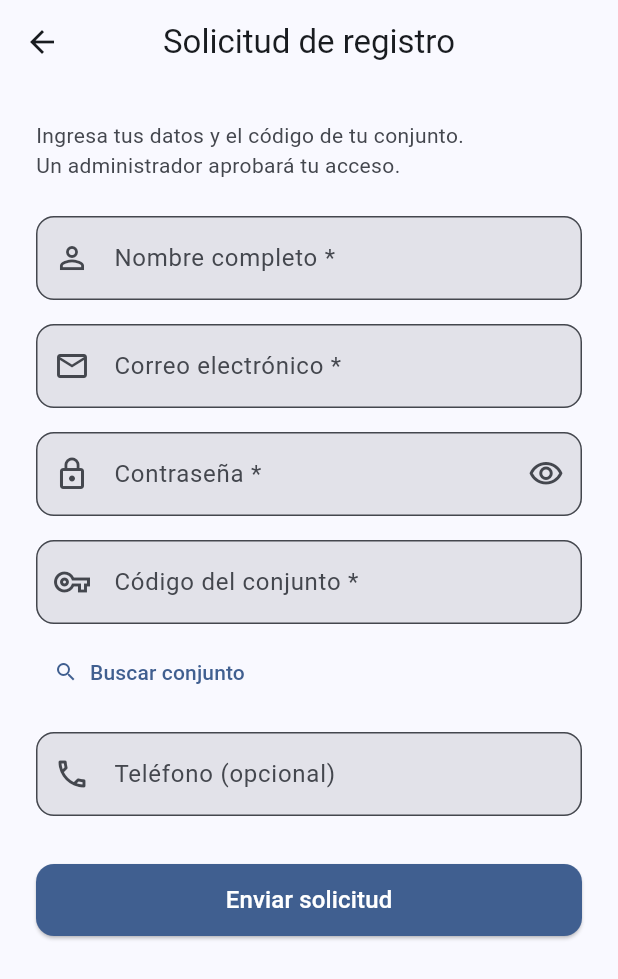
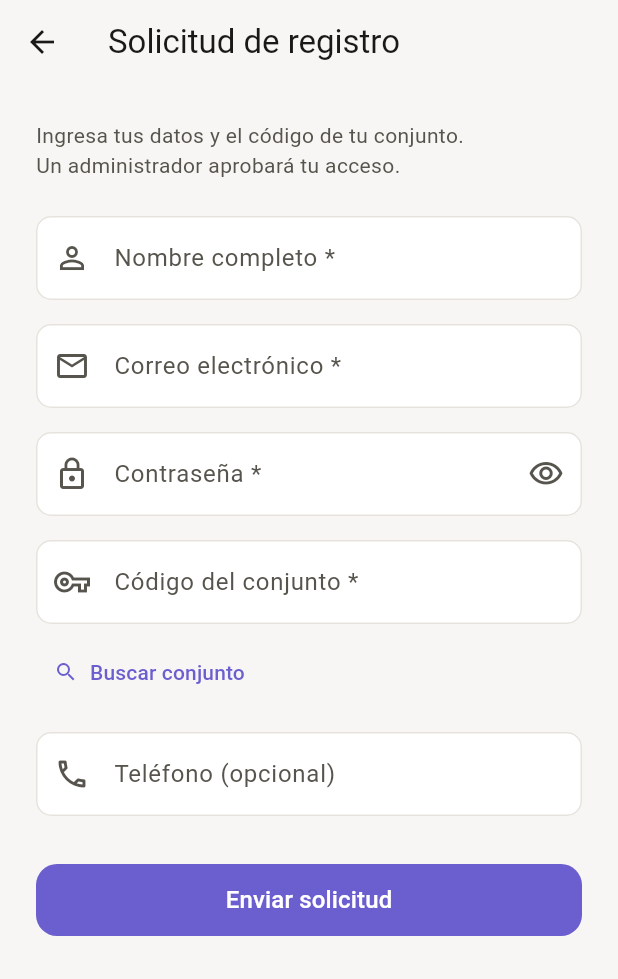
Before and after one commit to Brayner2196/flutterCR, a Flutter app: the screen it shows after launch, after a tap on "¿No tienes cuenta? Regístrate aquí", on a phone screen of 412 x 824 dp. Shown: the top 979 px of the screen. Run offline on Flutter 3.47's test engine with Material 3 defaults, Android fonts, the phone set to English and light mode, and no system bars; drawn by our look-alikes of toastification; our stand-ins replace flutter_secure_storage; accounts and stored records are empty; network calls fail.

Commit message:
feat: conectar app_theme.dart y migrar colores hardcodeados
- main.dart ahora usa buildAppTheme() con soporte light/dark automático
  (reemplaza el ThemeData inline con seed azul #1565C0)
- app_theme.dart agrega AppStatusColors ThemeExtension para exponer
  colores ok/okSoft/neutralSoft a través del árbol de widgets
- admin_home_screen y banner_bienvenida migran Colors.black,
  Color.fromRGBO hardcodeados a roles semánticos del ColorScheme

Co-Authored-By: Claude Sonnet 4.6 <noreply@anthropic.com>

```diff
--- a/flutter_residential/lib/main.dart
+++ b/flutter_residential/lib/main.dart
@@ -6,6 +6,7 @@ import 'providers/propiedad_provider.dart';
 import 'providers/usuario_provider.dart';
 import 'providers/tenant_provider.dart';
 import 'screens/splash_screen.dart';
+import 'theme/app_theme.dart';
 
 void main() async {
   WidgetsFlutterBinding.ensureInitialized();
@@ -28,31 +29,9 @@ class MyApp extends StatelessWidget {
         child: MaterialApp(
           title: 'Conjunto Residencial',
           debugShowCheckedModeBanner: false,
-          theme: ThemeData(
-            colorScheme: ColorScheme.fromSeed(
-              seedColor: const Color(0xFF1565C0),
-              brightness: Brightness.light,
-            ),
-            useMaterial3: true,
-            appBarTheme: const AppBarTheme(
-              centerTitle: true,
-              elevation: 0,
-            ),
-            inputDecorationTheme: InputDecorationTheme(
-              border: OutlineInputBorder(
-                borderRadius: BorderRadius.circular(12),
-              ),
-              filled: true,
-            ),
-            elevatedButtonTheme: ElevatedButtonThemeData(
-              style: ElevatedButton.styleFrom(
-                minimumSize: const Size.fromHeight(48),
-                shape: RoundedRectangleBorder(
-                  borderRadius: BorderRadius.circular(12),
-                ),
-              ),
-            ),
-          ),
+          theme: buildAppTheme(brightness: Brightness.light),
+          darkTheme: buildAppTheme(brightness: Brightness.dark),
+          themeMode: ThemeMode.system,
           home: const SplashScreen(),
         ),
       ),
```
Also changed, not shown: flutter_residential/lib/screens/home/admin/admin_home_screen.dart (+8 -7 lines), flutter_residential/lib/screens/home/residente/widgets/banner_bienvenida.dart (+4 -4 lines), flutter_residential/lib/theme/app_theme.dart (+34 -0 lines).
